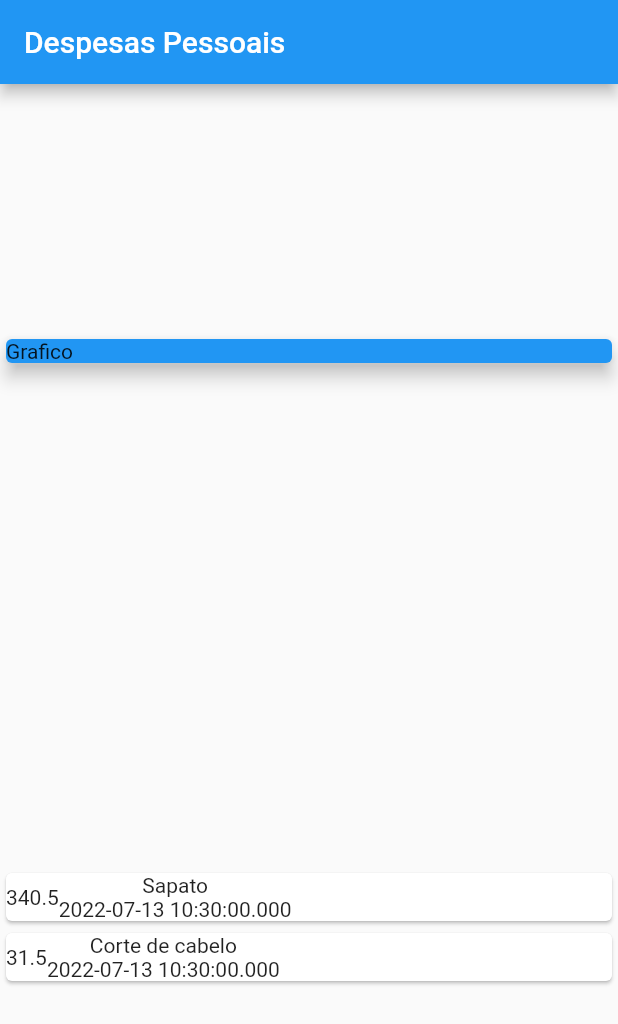
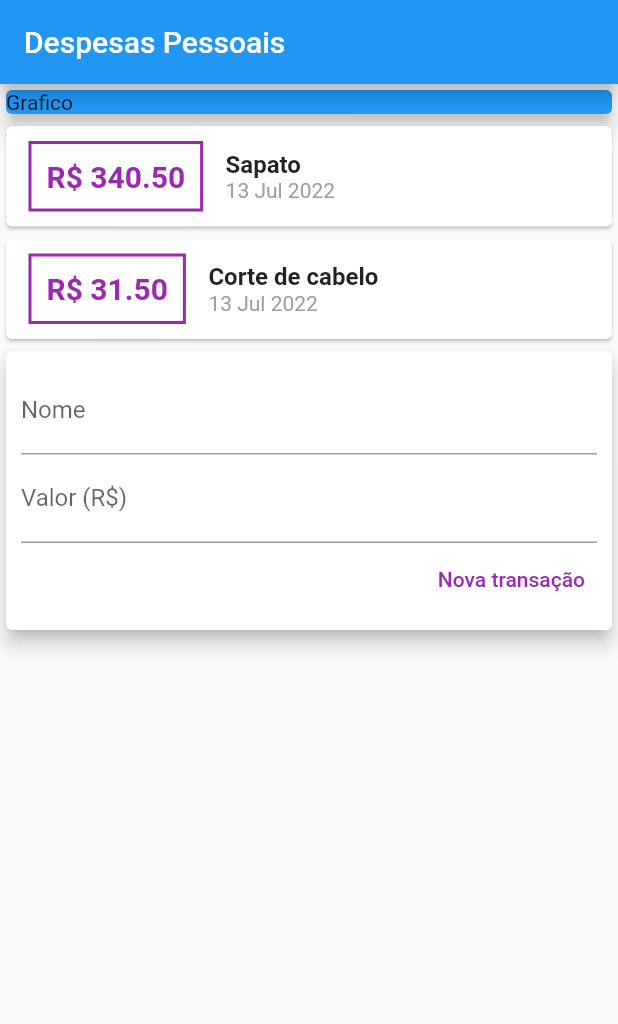
Before and after one commit to DjalmaHenry/personal-expenses, a Flutter app: the screen it shows after launch, on a phone screen of 412 x 824 dp. Shown: the top 1024 px of the screen. Run offline on Flutter 3.47's test engine with Material 2 defaults, Android fonts, the phone set to English and light mode, and no system bars.

Commit message:
feat: add information card style and transaction form

```diff
--- a/lib/main.dart
+++ b/lib/main.dart
@@ -1,6 +1,6 @@
 import 'package:flutter/material.dart';
-
 import 'models/transaction.dart';
+import 'package:intl/intl.dart';
 
 main() => runApp(expensesApp());
 
@@ -14,6 +14,9 @@ class expensesApp extends StatelessWidget {
 }
 
 class MyHomePage extends StatelessWidget {
+  final titleController = TextEditingController();
+  final valueController = TextEditingController();
+
   final _transactions = [
     Transaction(
       id: 't1',
@@ -36,7 +39,6 @@ class MyHomePage extends StatelessWidget {
         title: Text('Despesas Pessoais'),
       ),
       body: Column(
-          mainAxisAlignment: MainAxisAlignment.spaceAround,
         crossAxisAlignment: CrossAxisAlignment.stretch,
         children: <Widget>[
           const SizedBox(
@@ -53,19 +55,88 @@ class MyHomePage extends StatelessWidget {
                 child: Row(
                   children: <Widget>[
                     Container(
-                      child: Text(tr.value.toString()),
+                      margin: const EdgeInsets.symmetric(
+                        horizontal: 15,
+                        vertical: 10,
+                      ),
+                      decoration: BoxDecoration(
+                        border: Border.all(
+                          color: Colors.purple,
+                          width: 2,
+                        ),
+                      ),
+                      padding: const EdgeInsets.all(10),
+                      child: Text(
+                        'R\$ ${tr.value.toStringAsFixed(2)}',
+                        style: const TextStyle(
+                          fontWeight: FontWeight.bold,
+                          fontSize: 20,
+                          color: Colors.purple,
+                        ),
+                      ),
                     ),
                     Column(
+                      crossAxisAlignment: CrossAxisAlignment.start,
                       children: <Widget>[
-                        Text(tr.title),
-                        Text(tr.date.toString()),
+                        Text(
+                          tr.title,
+                          style: const TextStyle(
+                            fontSize: 16,
+                            fontWeight: FontWeight.bold,
+                          ),
+                        ),
+                        Text(
+                          DateFormat('dd MMM yyyy').format(tr.date),
+                          style: const TextStyle(
+                            color: Colors.grey,
+                          ),
+                        ),
                       ],
                     ),
                   ],
                 ),
               );
-            }).toList())
+            }).toList(),
+          ),
+          Card(
+            elevation: 5,
+            child: Padding(
+              padding: const EdgeInsets.all(10),
+              child: Column(
+                children: <Widget>[
+                  TextField(
+                    controller: titleController,
+                    decoration: const InputDecoration(
+                      labelText: 'Nome',
+                    ),
+                  ),
+                  TextField(
+                    controller: valueController,
+                    decoration: const InputDecoration(
+                      labelText: 'Valor (R\$)',
+                    ),
+                  ),
+                  Row(
+                    mainAxisAlignment: MainAxisAlignment.end,
+                    children: <Widget>[
+                      TextButton(
+                        child: const Text('Nova transação'),
+                        onPressed: () {
+                          print(titleController.text);
+                          print(valueController.text);
+                        },
+                        style: TextButton.styleFrom(
+                          primary: Colors.purple,
+                        ),
+                      ),
                     ],
-        ));
+                  ),
+                ],
+              ),
+            ),
+          ),
+        ],
+      ),
+    );
   }
 }
--- a/pubspec.yaml
+++ b/pubspec.yaml
@@ -29,6 +29,7 @@ environment:
 dependencies:
   flutter:
     sdk: flutter
+  intl: ^0.17.0
 
 
   # The following adds the Cupertino Icons font to your application.
```
Also changed, not shown: pubspec.lock. Lines whose indentation alone changed are shown as unchanged.
